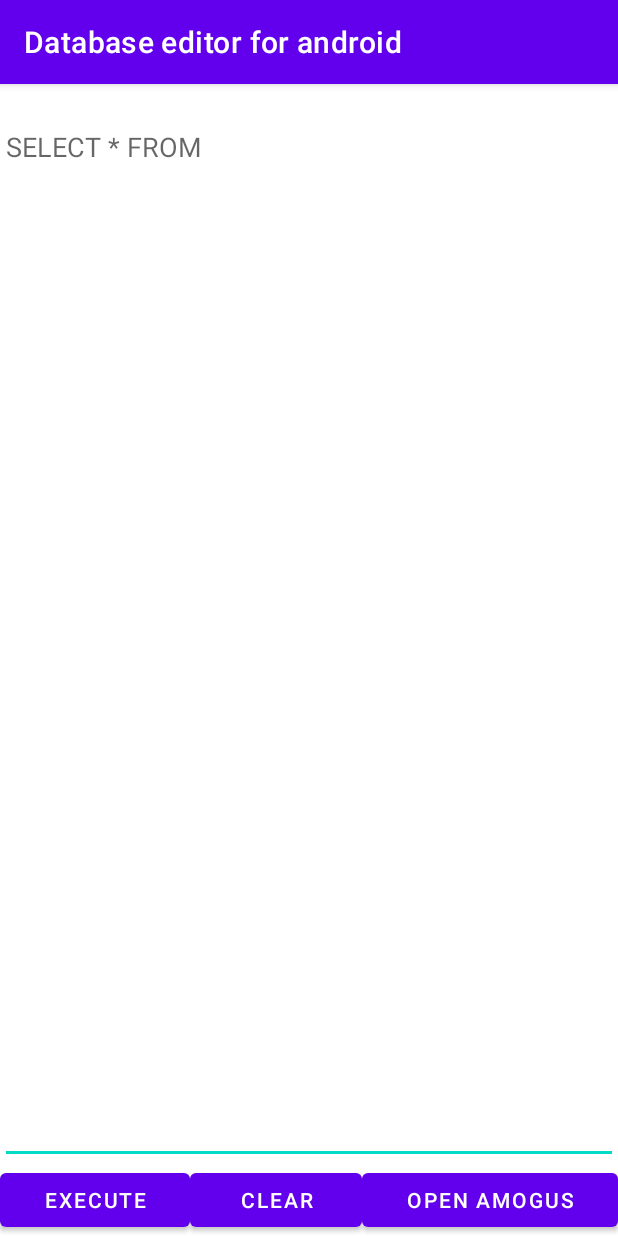
After one commit to geargoose/DBEditor, an Android app: the QueryActivity screen opened directly, with no data from a screen before it, on a phone screen of 412 x 824 dp. The commit adds this screen. Run offline under Robolectric (Android 15) with nearby library versions, the phone set to English and light mode, and no system bars.

Commit message:
some bug fixes

```diff
--- a/app/src/main/AndroidManifest.xml
+++ b/app/src/main/AndroidManifest.xml
@@ -9,6 +9,9 @@
         android:roundIcon="@mipmap/ic_launcher_round"
         android:supportsRtl="true"
         android:theme="@style/Theme.DatabaseEditorForAndroid">
+        <activity
+            android:name=".QueryActivity"
+            android:exported="false" />
         <activity
             android:name=".TableListActivity"
             android:exported="false" />
--- a/app/src/main/java/com/egorzaev/dbeditor/Db.java
+++ b/app/src/main/java/com/egorzaev/dbeditor/Db.java
@@ -18,7 +18,7 @@ public class Db extends SQLiteOpenHelper {
                 "    ID INTEGER PRIMARY KEY AUTOINCREMENT,\n" +
                 "    name text NOT NULL,\n" +
                 "    description text NOT NULL,\n" +
-                "    type text DEFAULT \"local\",\n" +
+                "    type text DEFAULT 'local',\n" +
                 "    path text NOT NULL\n" +
                 ");\n";
         db.execSQL(request);
--- /dev/null
+++ b/app/src/main/java/com/egorzaev/dbeditor/QueryActivity.java
@@ -0,0 +1,14 @@
+package com.egorzaev.dbeditor;
+
+import androidx.appcompat.app.AppCompatActivity;
+
+import android.os.Bundle;
+
+public class QueryActivity extends AppCompatActivity {
+
+    @Override
+    protected void onCreate(Bundle savedInstanceState) {
+        super.onCreate(savedInstanceState);
+        setContentView(R.layout.activity_query);
+    }
+}
--- a/app/src/main/java/com/egorzaev/dbeditor/TableViewActivity.java
+++ b/app/src/main/java/com/egorzaev/dbeditor/TableViewActivity.java
@@ -22,6 +22,7 @@ public class TableViewActivity extends AppCompatActivity {
     String name;
     String path;
     String table;
+    String query;
 
     @Override
     protected void onCreate(Bundle savedInstanceState) {
@@ -40,7 +41,14 @@ public class TableViewActivity extends AppCompatActivity {
         Db db = new Db(getBaseContext(), path, null, 1);
         SQLiteDatabase database = db.getReadableDatabase();
 
-        Cursor c = database.query(table, null, null, null, null, null, null);
+        Cursor c;
+
+        if (query != null) {
+            c = database.rawQuery(query, null);
+        }
+        else {
+            c = database.query(table, null, null, null, null, null, null);
+        }
 
         if (c.getCount() > 0) {
             c.moveToFirst();
--- /dev/null
+++ b/app/src/main/res/layout/activity_query.xml
@@ -0,0 +1,64 @@
+<?xml version="1.0" encoding="utf-8"?>
+<androidx.constraintlayout.widget.ConstraintLayout xmlns:android="http://schemas.android.com/apk/res/android"
+    xmlns:app="http://schemas.android.com/apk/res-auto"
+    xmlns:tools="http://schemas.android.com/tools"
+    android:layout_width="match_parent"
+    android:layout_height="match_parent"
+    android:orientation="vertical"
+    tools:context=".QueryActivity">
+
+    <EditText
+        android:id="@+id/queryTextEdit"
+        android:layout_width="match_parent"
+        android:layout_height="0dp"
+        android:ems="10"
+        android:gravity="start|top"
+        android:hint="@string/select_from_hint"
+        android:inputType="textMultiLine"
+        app:layout_constraintBottom_toTopOf="@+id/linearLayout"
+        app:layout_constraintEnd_toEndOf="parent"
+        app:layout_constraintStart_toStartOf="parent"
+        app:layout_constraintTop_toBottomOf="@+id/dbNameText" />
+
+    <LinearLayout
+        android:id="@+id/linearLayout"
+        android:layout_width="match_parent"
+        android:layout_height="0dp"
+        android:orientation="horizontal"
+        app:layout_constraintBottom_toBottomOf="parent"
+        app:layout_constraintEnd_toEndOf="parent"
+        app:layout_constraintStart_toStartOf="parent">
+
+        <Button
+            android:id="@+id/executeButton"
+            android:layout_width="wrap_content"
+            android:layout_height="wrap_content"
+            android:layout_weight="1"
+            android:text="@string/execute" />
+
+        <Button
+            android:id="@+id/clearButton"
+            android:layout_width="wrap_content"
+            android:layout_height="wrap_content"
+            android:layout_weight="1"
+            android:text="@string/clear" />
+
+        <Button
+            android:id="@+id/button3"
+            android:layout_width="wrap_content"
+            android:layout_height="wrap_content"
+            android:layout_weight="1"
+            android:text="Open AmOgUs" />
+    </LinearLayout>
+
+    <TextView
+        android:id="@+id/dbNameText"
+        android:layout_width="0dp"
+        android:layout_height="wrap_content"
+        android:gravity="center_horizontal"
+        app:layout_constraintEnd_toEndOf="parent"
+        app:layout_constraintStart_toStartOf="parent"
+        app:layout_constraintTop_toTopOf="parent"
+        tools:text="@tools:sample/lorem" />
+
+</androidx.constraintlayout.widget.ConstraintLayout>
--- a/app/src/main/res/values/strings.xml
+++ b/app/src/main/res/values/strings.xml
@@ -1,4 +1,7 @@
 <resources>
     <string name="app_name">Database editor for android</string>
     <string name="add_a_database">Add a database</string>
+    <string name="execute">Execute</string>
+    <string name="select_from_hint" translatable="false">SELECT * FROM</string>
+    <string name="clear">Clear</string>
 </resources>
```
Also changed, not shown: 1 other file.
